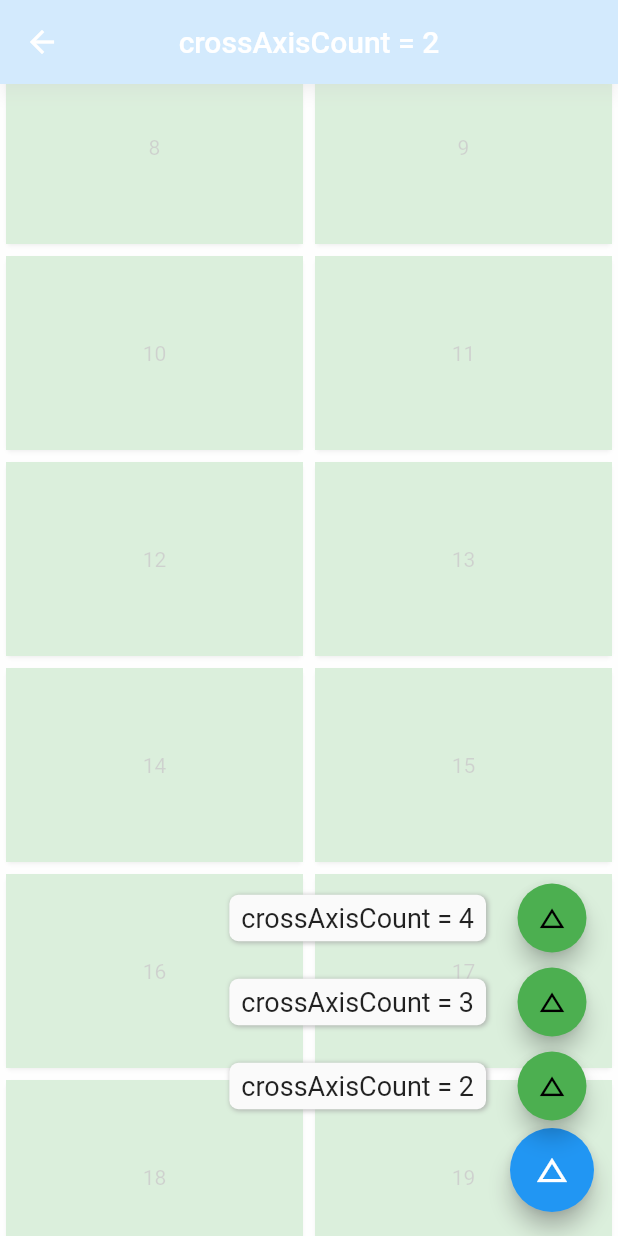
After one commit to Johnson8888/learn_flutter, a Flutter app: the GridViewFixedCrossAxisCountDemoPage screen opened directly, scrolled down 576 dp, after a tap on the "change history" icon, on a phone screen of 412 x 824 dp. The commit adds this screen. Run offline on Flutter 3.47's test engine with Material 2 defaults, Android fonts, the phone set to English and light mode, and no system bars; drawn by our look-alikes of flutter_speed_dial.

Commit message:
gridview demo page

```diff
--- a/flutter_app/lib/main.dart
+++ b/flutter_app/lib/main.dart
@@ -44,6 +44,7 @@ class MyApp extends StatelessWidget {
         "FlexibleDemoPage": (context) => FlexibleDemoPage(),
         "WrapDemoPage": (context) => WrapDemoPage(),
         "ListViewDemoPage": (context) => ListViewDemoPage(),
+        "GridViewDemoPage": (context) => GridViewDemoPage(),
       },
     );
   }
--- /dev/null
+++ b/flutter_app/lib/routes/GridView/gridview_fixedcrossaxiscount_page.dart
@@ -0,0 +1,85 @@
+/*
+ * @Author: 弗拉德
+ * @Date: 2021-01-16 10:17:36
+ * @LastEditTime: 2021-01-16 16:58:18
+ * @Support: http://fulade.me
+ */
+
+import 'package:flutter/material.dart';
+import 'package:flutter_speed_dial/flutter_speed_dial.dart';
+
+class GridViewFixedCrossAxisCountDemoPage extends StatefulWidget {
+  @override
+  _GridViewFixedCrossAxisCountDemoPageState createState() =>
+      _GridViewFixedCrossAxisCountDemoPageState();
+}
+
+class _GridViewFixedCrossAxisCountDemoPageState
+    extends State<GridViewFixedCrossAxisCountDemoPage> {
+  var crossAxisCount = 2;
+  var title = "crossAxisCount = 2";
+  @override
+  Widget build(BuildContext context) {
+    return Scaffold(
+      floatingActionButton: SpeedDial(
+        child: Icon(Icons.change_history),
+        children: speedDialChildList(),
+      ),
+      appBar: AppBar(
+        centerTitle: true,
+        backgroundColor: Colors.blue,
+        title: Text(title),
+      ),
+      body: GridView.builder(
+        gridDelegate: SliverGridDelegateWithFixedCrossAxisCount(
+          crossAxisCount: crossAxisCount,
+          childAspectRatio: 3 / 2,
+        ),
+        itemBuilder: (context, index) {
+          return Card(
+            child: Container(
+              color: Colors.green,
+              child: Center(
+                child: Text("$index"),
+              ),
+            ),
+          );
+        },
+      ),
+    );
+  }
+
+  List speedDialChildList() {
+    final configList = [
+      {
+        "title": "crossAxisCount = 2",
+        "value": 2,
+      },
+      {
+        "title": "crossAxisCount = 3",
+        "value": 3,
+      },
+      {
+        "title": "crossAxisCount = 4",
+        "value": 4,
+      },
+    ];
+    var list = <SpeedDialChild>[];
+    for (var item in configList) {
+      var child = SpeedDialChild(
+        child: Icon(Icons.change_history),
+        backgroundColor: Colors.green,
+        label: item["title"],
+        labelStyle: TextStyle(fontSize: 18.0),
+        onTap: () {
+          setState(() {
+            title = item["title"];
+            crossAxisCount = item["value"];
+          });
+        },
+      );
+      list.add(child);
+    }
+    return list;
+  }
+}
--- a/flutter_app/lib/routes/List/listview_separated_page.dart
+++ b/flutter_app/lib/routes/List/listview_separated_page.dart
@@ -1,7 +1,7 @@
 /*
  * @Author: 弗拉德
  * @Date: 2021-01-16 11:46:15
- * @LastEditTime: 2021-01-16 12:03:15
+ * @LastEditTime: 2021-01-16 13:02:51
  * @Support: http://fulade.me
  */
 
@@ -15,7 +15,7 @@ class ListViewSeparatedDemoPage extends StatefulWidget {
 }
 
 class _ListViewSeparatedDemoPageState extends State<ListViewSeparatedDemoPage> {
-  var title = "height 10";
+  var title = "height 0";
   var divider = Divider(height: .0);
   @override
   Widget build(BuildContext context) {
--- a/flutter_app/lib/routes/index.dart
+++ b/flutter_app/lib/routes/index.dart
@@ -1,7 +1,7 @@
 /*
  * @Author: 弗拉德
  * @Date: 2020-12-15 20:54:29
- * @LastEditTime: 2021-01-16 10:03:34
+ * @LastEditTime: 2021-01-16 16:13:43
  * @Support: http://fulade.me
  */
 export 'main_page.dart';
@@ -19,3 +19,4 @@ export 'row_page.dart';
 export 'flexible_page.dart';
 export 'wrap_page.dart';
 export 'listview_page.dart';
+export 'gridview_page.dart';
--- a/flutter_app/lib/routes/main_page.dart
+++ b/flutter_app/lib/routes/main_page.dart
@@ -1,7 +1,7 @@
 /*
  * @Author: 弗拉德
  * @Date: 2020-12-15 20:51:56
- * @LastEditTime: 2021-01-16 10:03:58
+ * @LastEditTime: 2021-01-16 16:14:09
  * @Support: http://fulade.me
  */
 
@@ -27,7 +27,8 @@ class _MainPageState extends State<MainPage> {
     {"title": "Row", "route": "RowDemoPage"},
     {"title": "Flexible", "route": "FlexibleDemoPage"},
     {"title": "Wrap", "route": "WrapDemoPage"},
-    {"title": "ListView", "route": "ListViewDemoPage"}
+    {"title": "ListView", "route": "ListViewDemoPage"},
+    {"title": "GridView", "route": "GridViewDemoPage"}
   ];
   @override
   Widget build(BuildContext context) {
```
Also changed, not shown: flutter_app/lib/routes/GridView/gridview_count_page.dart (added, +43 -0 lines), flutter_app/lib/routes/GridView/gridview_maxcrossaxisextent_page.dart (added, +88 -0 lines), flutter_app/lib/routes/gridview_page.dart (added, +71 -0 lines).
